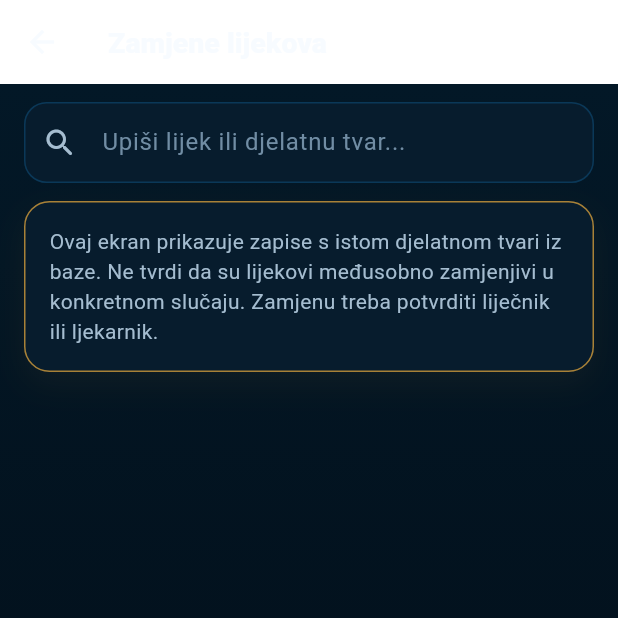
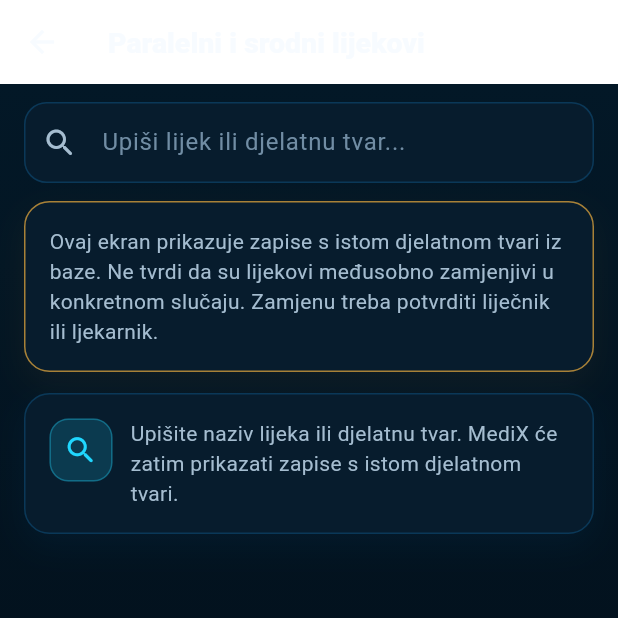
Before and after one commit to bren-wp/MediX, a Flutter app: the AppShell screen opened directly with empty values, item 5 of the bottom bar chosen, after a tap on "Paralelni i srodni lijekovi", on a phone screen of 412 x 824 dp, the top half of it. Run offline on Flutter 3.47's test engine with Material 3 defaults, Android fonts, the phone set to English and light mode, and no system bars; our stand-ins replace flutter_local_notifications, flutter_timezone, shared_preferences, timezone; accounts and stored records are empty.

Commit message:
ux: clarify related-medicine search and empty states

```diff
--- a/lib/features/substitutions/substitutions_screen.dart
+++ b/lib/features/substitutions/substitutions_screen.dart
@@ -45,7 +45,9 @@
     return AnimatedBuilder(
       animation: widget.state,
       builder: (context, _) => MedixPage(
-        appBar: AppBar(title: const Text('Zamjene lijekova')),
+        appBar: AppBar(
+          title: const Text('Paralelni i srodni lijekovi'),
+        ),
         safeArea: false,
         child: ListView(
           padding: const EdgeInsets.fromLTRB(16, 12, 16, 28),
@@ -70,12 +72,65 @@
               ),
             ),
             const SizedBox(height: 14),
+            if (query.isEmpty)
+              const MedixSectionCard(
+                child: Row(
+                  crossAxisAlignment: CrossAxisAlignment.start,
+                  children: [
+                    MedixIconBubble(
+                      icon: Icons.search_rounded,
+                      color: MedixColors.cyan,
+                    ),
+                    SizedBox(width: 12),
+                    Expanded(
+                      child: Text(
+                        'Upišite naziv lijeka ili djelatnu tvar. MediX će zatim prikazati zapise s istom djelatnom tvari.',
+                        style: TextStyle(
+                          color: MedixColors.textSecondary,
+                          height: 1.4,
+                        ),
+                      ),
+                    ),
+                  ],
+                ),
+              )
+            else if (matches.isEmpty)
+              const MedixSectionCard(
+                child: Row(
+                  children: [
+                    MedixIconBubble(
+                      icon: Icons.search_off_rounded,
+                      color: MedixColors.textMuted,
+                    ),
+                    SizedBox(width: 12),
+                    Expanded(
+                      child: Text(
+                        'Nema podudarnih zapisa za ovaj pojam.',
+                        style: TextStyle(
+                          color: MedixColors.textSecondary,
+                        ),
+                      ),
+                    ),
+                  ],
+                ),
+              )
+            else ...[
+              Text(
+                '${matches.length} povezanih zapisa',
+                style: const TextStyle(
+                  color: MedixColors.textSecondary,
+                  fontSize: 12,
+                  fontWeight: FontWeight.w700,
+                ),
+              ),
+              const SizedBox(height: 8),
               ...matches.map(
                 (medication) => Padding(
                   padding: const EdgeInsets.only(bottom: 9),
                   child: MedicationTile(
                     medication: medication,
-                  isFavorite: widget.state.isFavorite(medication.id),
+                    isFavorite:
+                        widget.state.isFavorite(medication.id),
                     onFavorite: () =>
                         widget.state.toggleFavorite(medication.id),
                     onTap: () => Navigator.of(context).push(
@@ -90,6 +145,7 @@
                 ),
               ),
             ],
+          ],
         ),
       ),
     );
```
Lines whose indentation alone changed are shown as unchanged.
